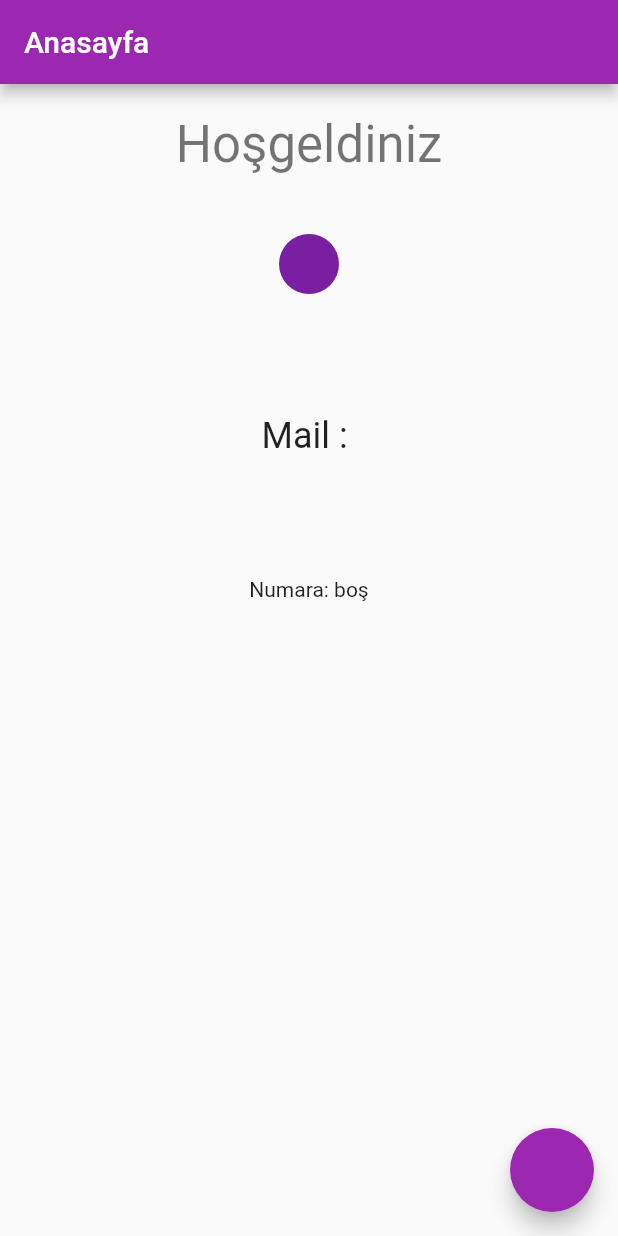
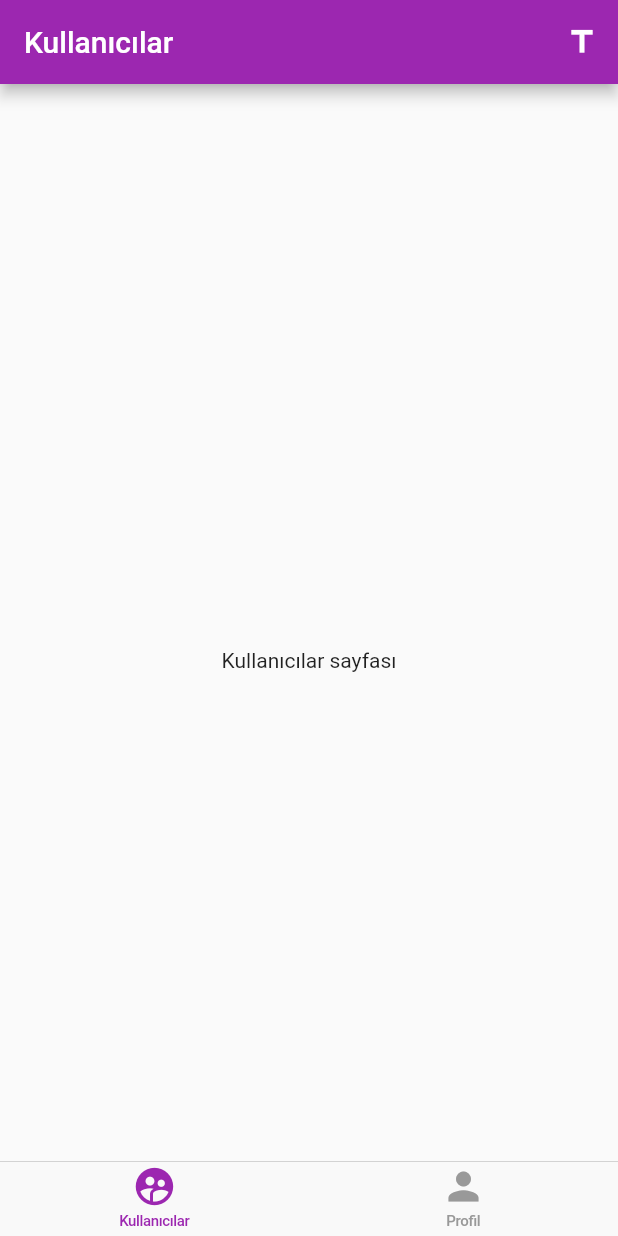
Before and after one commit to huseyindogan00/live_chat_app, a Flutter app: the screen it shows after launch, on a phone screen of 412 x 824 dp. Run offline on Flutter 3.47's test engine with Material 2 defaults, Android fonts, the phone set to English and light mode, and no system bars; our stand-ins replace cloud_firestore, firebase_auth, firebase_core, get_it, google_sign_in; missing offline and left inert: flutter_login_facebook; accounts and stored records are empty.

Commit message:
login sayfası güncellendi

```diff
--- a/lib/data/models/user_model.dart
+++ b/lib/data/models/user_model.dart
@@ -1,19 +1,18 @@
 import 'dart:convert';
-
-import 'package:cloud_firestore/cloud_firestore.dart';
+import 'dart:math';
 
 // ignore_for_file: public_member_api_docs, sort_constructors_first
 class UserModel {
   String? userID;
   String? email;
-  String? name;
+  String? userName;
   String? phoneNumber;
   String? photoUrl;
   dynamic createAt;
   UserModel({
     this.userID,
     this.email,
-    this.name,
+    this.userName,
     this.phoneNumber,
     this.photoUrl,
     this.createAt,
@@ -22,15 +21,15 @@ class UserModel {
   UserModel copyWith({
     String? userID,
     String? email,
-    String? name,
+    String? userName,
     String? phoneNumber,
     String? photoUrl,
-    dynamic? createAt,
+    dynamic createAt,
   }) {
     return UserModel(
       userID: userID ?? this.userID,
       email: email ?? this.email,
-      name: name ?? this.name,
+      userName: userName ?? this.userName,
       phoneNumber: phoneNumber ?? this.phoneNumber,
       photoUrl: photoUrl ?? this.photoUrl,
       createAt: createAt ?? this.createAt,
@@ -41,7 +40,7 @@ class UserModel {
     return <String, dynamic>{
       'userID': userID,
       'email': email,
-      'name': name,
+      'userName': userName ?? email!.split('@')[0] + Random().nextInt(10000).toString(),
       'phoneNumber': phoneNumber,
       'photoUrl': photoUrl,
       'createAt': createAt,
@@ -52,7 +51,7 @@ class UserModel {
     return UserModel(
       userID: map['userID'] != null ? map['userID'] as String : null,
       email: map['email'] != null ? map['email'] as String : null,
-      name: map['name'] != null ? map['name'] as String : null,
+      userName: map['userName'] != null ? map['userName'] as String : null,
       phoneNumber: map['phoneNumber'] != null ? map['phoneNumber'] as String : null,
       photoUrl: map['photoUrl'] != null ? map['photoUrl'] as String : null,
       createAt: map['createAt'] as dynamic,
@@ -65,7 +64,7 @@ class UserModel {
 
   @override
   String toString() {
-    return 'UserModel(userID: $userID, email: $email, name: $name, phoneNumber: $phoneNumber, photoUrl: $photoUrl, createAt: $createAt)';
+    return 'UserModel(userID: $userID, email: $email, userName: $userName, phoneNumber: $phoneNumber, photoUrl: $photoUrl, createAt: $createAt)';
   }
 
   @override
@@ -74,7 +73,7 @@ class UserModel {
 
     return other.userID == userID &&
         other.email == email &&
-        other.name == name &&
+        other.userName == userName &&
         other.phoneNumber == phoneNumber &&
         other.photoUrl == photoUrl &&
         other.createAt == createAt;
@@ -84,7 +83,7 @@ class UserModel {
   int get hashCode {
     return userID.hashCode ^
         email.hashCode ^
-        name.hashCode ^
+        userName.hashCode ^
         phoneNumber.hashCode ^
         photoUrl.hashCode ^
         createAt.hashCode;
--- a/lib/data/services/fake_auth_service.dart
+++ b/lib/data/services/fake_auth_service.dart
@@ -3,6 +3,7 @@
 
 class FakeAuthService implements AuthBase {
   String userID = '121121212321321321321312323';
+
   @override
   UserModel currentUser() {
     return UserModel(userID: userID);
--- a/lib/data/services/interface/database_base.dart
+++ b/lib/data/services/interface/database_base.dart
@@ -1,5 +1,7 @@
+import 'package:firebase_auth/firebase_auth.dart';
 import 'package:live_chat_app/data/models/user_model.dart';
 
 abstract class DBBase {
   Future<bool> saveUser(UserModel userModel);
+  Future<UserModel> readUser(String userID);
 }
--- a/lib/ui/pages/home_screen.dart
+++ b/lib/ui/pages/home_screen.dart
@@ -2,24 +2,61 @@
 
 import 'package:flutter/material.dart';
 import 'package:live_chat_app/data/models/user_model.dart';
-import 'package:live_chat_app/ui/viewmodel/user_view_model.dart';
-import 'package:provider/provider.dart';
+import 'package:live_chat_app/ui/pages/profile_page.dart';
+import 'package:live_chat_app/ui/pages/users_page.dart';
+import 'package:live_chat_app/ui/widgets/bottom_navi/my_custom_bottom_navi.dart';
+import 'package:live_chat_app/ui/widgets/bottom_navi/tab_item.dart';
 
-class HomeScreen extends StatelessWidget {
+class HomeScreen extends StatefulWidget {
   HomeScreen({super.key, required this.userModel});
 
   UserModel? userModel;
-  //final AuthBase authBaseService = locator<FirebaseAuthService>();
+
+  @override
+  State<HomeScreen> createState() => _HomeScreenState();
+}
+
+class _HomeScreenState extends State<HomeScreen> {
+  TabItemEnum _currentTab = TabItemEnum.USERS;
+
+  Map<TabItemEnum, Widget> get pageAll => {
+        TabItemEnum.USERS: const UsersPage(),
+        TabItemEnum.PROFILE: const ProfilePage(),
+      };
+
+  final GlobalKey<NavigatorState> usersNavState = GlobalKey<NavigatorState>();
+  final GlobalKey<NavigatorState> profileNavState = GlobalKey<NavigatorState>();
+
+  Map<TabItemEnum, GlobalKey<NavigatorState>> get navigatorKeys => {
+        TabItemEnum.USERS: usersNavState,
+        TabItemEnum.PROFILE: profileNavState,
+      };
 
   @override
   Widget build(BuildContext context) {
-    final _userViewModel = Provider.of<UserViewModel>(context);
-    return Scaffold(
-      floatingActionButton: FloatingActionButton(onPressed: () => _userViewModel.signOut()),
-      appBar: AppBar(
-        title: const Text('Anasayfa'),
+    //final _userViewModel = Provider.of<UserViewModel>(context);
+    return WillPopScope(
+      onWillPop: () async => await navigatorKeys[_currentTab]!.currentState!.maybePop(),
+      child: MyCustomBottomNavigator(
+        navigatorKeys: navigatorKeys,
+        currentTab: _currentTab,
+        createdPage: pageAll,
+        onSelectedTab: (selectedTab) {
+          if (selectedTab == _currentTab) {
+            if (navigatorKeys[selectedTab]!.currentState != null) {
+              navigatorKeys[selectedTab]!.currentState!.popUntil((route) => route.isFirst);
+            }
+          } else {
+            setState(() {
+              _currentTab = selectedTab;
+            });
+          }
+        },
       ),
-      body: Center(
+    );
+  }
+}
+/* Center(
         child: Container(
           padding: const EdgeInsets.all(20),
           child: Column(
@@ -31,7 +68,9 @@ class HomeScreen extends StatelessWidget {
                 'Hoşgeldiniz\n${userModel!.name ?? ''}',
                 style: Theme.of(context).textTheme.headline4,
               ),
-              CircleAvatar(foregroundImage: userModel!.photoUrl != null ? NetworkImage(userModel!.photoUrl!) : null),
+              CircleAvatar(
+                  foregroundImage: userModel!.photoUrl != null ? NetworkImage(userModel!.photoUrl!) : null,
+                  maxRadius: 50),
               const Spacer(flex: 1),
               Text(
                 'Mail : ${userModel!.email ?? ''}',
@@ -43,7 +82,4 @@ class HomeScreen extends StatelessWidget {
             ],
           ),
         ),
-      ),
-    );
-  }
-}
+      ), */
--- a/lib/ui/pages/sign_in/email_login_and_register.dart
+++ b/lib/ui/pages/sign_in/email_login_and_register.dart
@@ -1,5 +1,4 @@
 import 'package:flutter/material.dart';
-import 'package:live_chat_app/ui/pages/sign_in/sign_in_screen.dart';
 import 'package:live_chat_app/data/models/user_model.dart';
 import 'package:live_chat_app/ui/viewmodel/user_view_model.dart';
 import 'package:live_chat_app/ui/widgets/button/login_button.dart';
--- /dev/null
+++ b/lib/ui/pages/users_page.dart
@@ -0,0 +1,69 @@
+import 'package:flutter/cupertino.dart';
+import 'package:flutter/material.dart';
+
+class UsersPage extends StatelessWidget {
+  const UsersPage({super.key});
+
+  @override
+  Widget build(BuildContext context) {
+    return Scaffold(
+      appBar: AppBar(
+        title: const Text('Kullanıcılar'),
+        actions: [
+          IconButton(
+              onPressed: () {
+                Navigator.of(context).push(
+                  CupertinoPageRoute(
+                    builder: (context) => const ExamplePage1(),
+                  ),
+                );
+              },
+              icon: const Icon(Icons.title))
+        ],
+      ),
+      body: const Center(
+        child: Text('Kullanıcılar sayfası'),
+      ),
+    );
+  }
+}
+
+class ExamplePage1 extends StatelessWidget {
+  const ExamplePage1({super.key});
+
+  @override
+  Widget build(BuildContext context) {
+    return Scaffold(
+      appBar: AppBar(
+        title: const Text('Örnek Sayfa 1'),
+        actions: [
+          IconButton(
+              onPressed: () {
+                Navigator.of(context).push(
+                  CupertinoPageRoute(
+                    fullscreenDialog: true,
+                    builder: (context) => const ExamplePage2(),
+                  ),
+                );
+              },
+              icon: const Icon(Icons.title))
+        ],
+      ),
+      body: const Text('Örnek Page 1'),
+    );
+  }
+}
+
+class ExamplePage2 extends StatelessWidget {
+  const ExamplePage2({super.key});
+
+  @override
+  Widget build(BuildContext context) {
+    return Scaffold(
+      appBar: AppBar(
+        title: const Text('Örnek Sayfa 2'),
+      ),
+      body: const Text('Örnek Page 2'),
+    );
+  }
+}
--- a/lib/ui/viewmodel/user_view_model.dart
+++ b/lib/ui/viewmodel/user_view_model.dart
@@ -97,6 +97,7 @@ class UserViewModel with ChangeNotifier implements AuthBase {
   Future<UserModel?> signInWithFacebook() async {
     try {
       state = ViewState.Busy;
+      // ignore: deprecated_member_use_from_same_package
       _userModel = await _userRepository.signInWithFacebook();
     } catch (e) {
       print(e);
--- /dev/null
+++ b/lib/ui/widgets/bottom_navi/my_custom_bottom_navi.dart
@@ -0,0 +1,48 @@
+import 'package:flutter/cupertino.dart';
+import 'package:flutter/material.dart';
+import 'package:live_chat_app/ui/widgets/bottom_navi/tab_item.dart';
+
+class MyCustomBottomNavigator extends StatelessWidget {
+  const MyCustomBottomNavigator({
+    super.key,
+    required this.currentTab,
+    required this.onSelectedTab,
+    required this.createdPage,
+    required this.navigatorKeys,
+  });
+
+  final TabItemEnum currentTab;
+  final ValueChanged<TabItemEnum> onSelectedTab;
+  final Map<TabItemEnum, Widget> createdPage;
+  final Map<TabItemEnum, GlobalKey<NavigatorState>> navigatorKeys;
+
+  @override
+  Widget build(BuildContext context) {
+    return CupertinoTabScaffold(
+      tabBar: CupertinoTabBar(
+        items: [
+          _createNavItem(TabItemEnum.USERS),
+          _createNavItem(TabItemEnum.PROFILE),
+        ],
+        onTap: (index) => onSelectedTab(TabItemEnum.values[index]),
+      ),
+      tabBuilder: (context, index) {
+        final viewItem = TabItemEnum.values[index];
+        return CupertinoTabView(
+          navigatorKey: navigatorKeys[viewItem],
+          builder: (context) {
+            return createdPage[viewItem]!;
+          },
+        );
+      },
+    );
+  }
+
+  BottomNavigationBarItem _createNavItem(TabItemEnum tabItem) {
+    final _createTab = TabItemData.allTabs[tabItem];
+    return BottomNavigationBarItem(
+      icon: Icon(_createTab!.icon),
+      label: _createTab.title,
+    );
+  }
+}
--- /dev/null
+++ b/lib/ui/widgets/bottom_navi/tab_item.dart
@@ -0,0 +1,16 @@
+import 'package:flutter/cupertino.dart';
+import 'package:flutter/material.dart';
+
+enum TabItemEnum { USERS, PROFILE }
+
+class TabItemData {
+  final String title;
+  final IconData icon;
+
+  TabItemData(this.title, this.icon);
+
+  static Map<TabItemEnum, TabItemData> allTabs = {
+    TabItemEnum.USERS: TabItemData('Kullanıcılar', Icons.supervised_user_circle),
+    TabItemEnum.PROFILE: TabItemData('Profil', Icons.person)
+  };
+}
```
Also changed, not shown: lib/data/services/firebase_auth_service.dart (+4 -4 lines), lib/data/services/firestore_db_service.dart (+21 -2 lines), lib/data/user_repository.dart (+27 -4 lines), lib/main.dart (+6 -1 lines), lib/ui/pages/profile_page.dart (added, +31 -0 lines), lib/ui/pages/start/splash_screen.dart (renamed from lib/ui/pages/splash_screen.dart).
